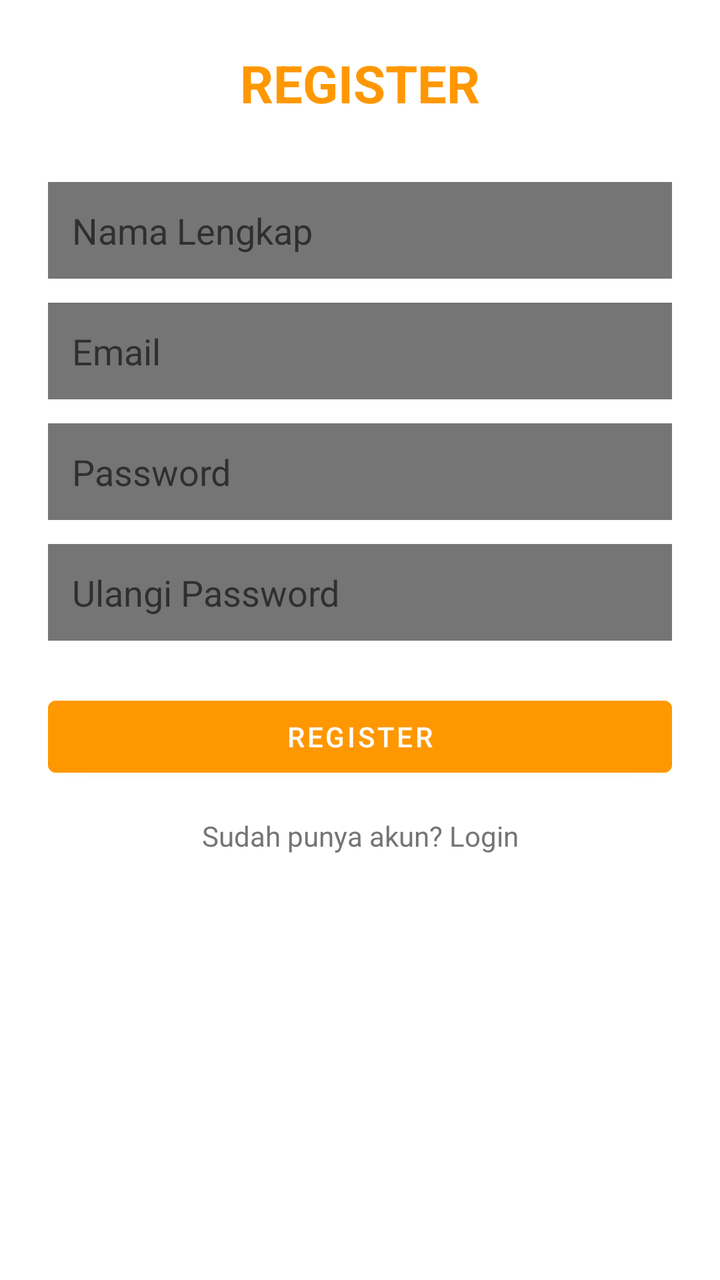
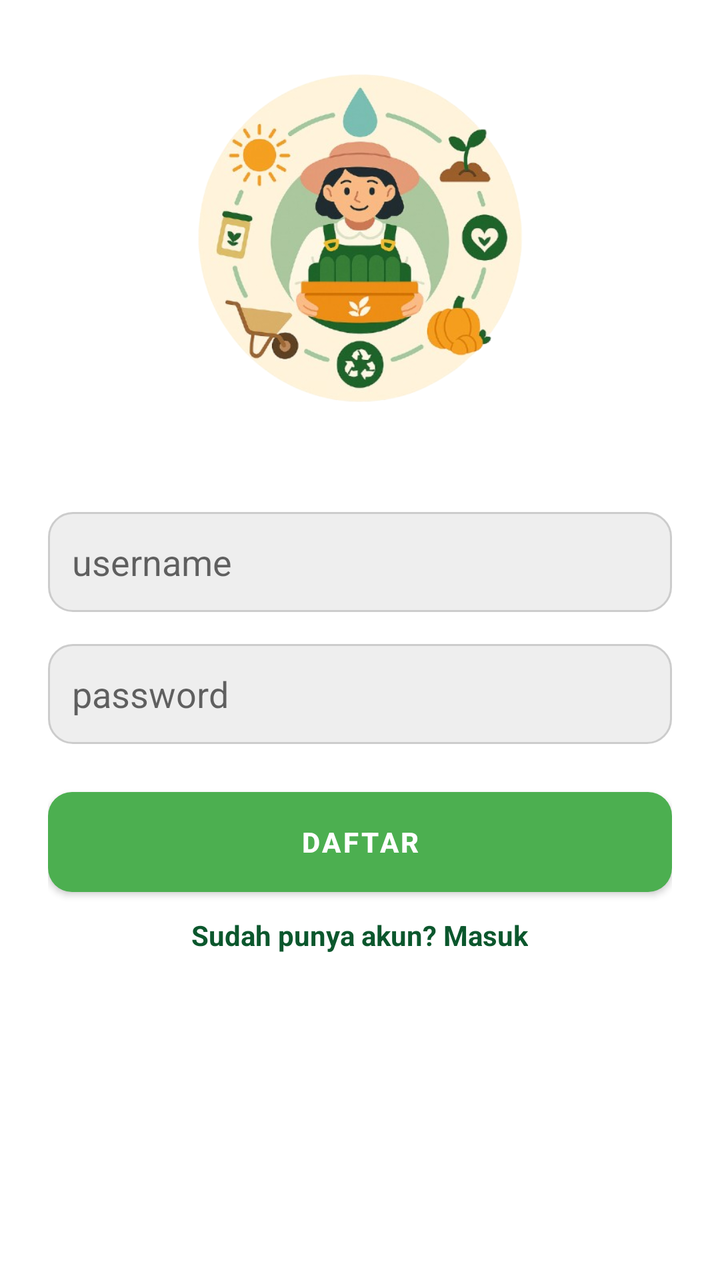

Compare the two renders of this Android layout. The source of the first and the diff that turns it into the second are given below.
<!-- AndroidManifest.xml: application theme Theme.PAMETA -->
<!-- res/layout/activity_register.xml -->
<?xml version="1.0" encoding="utf-8"?>
<ScrollView
    xmlns:android="http://schemas.android.com/apk/res/android"
    android:padding="24dp"
    android:background="@color/white"
    android:layout_width="match_parent"
    android:layout_height="match_parent">

    <LinearLayout
        android:orientation="vertical"
        android:gravity="center_horizontal"
        android:layout_width="match_parent"
        android:layout_height="wrap_content">

        
        <TextView
            android:text="REGISTER"
            android:textSize="26sp"
            android:textStyle="bold"
            android:textColor="@color/accent"
            android:layout_marginBottom="32dp"
            android:layout_width="wrap_content"
            android:layout_height="wrap_content"/>

        
        <EditText
            android:id="@+id/etName"
            android:hint="@string/full_name_hint"
            android:padding="12dp"
            android:background="@color/text_secondary"
            android:layout_width="match_parent"
            android:layout_height="wrap_content"/>

        
        <EditText
            android:id="@+id/etEmailReg"
            android:hint="@string/email_hint"
            android:padding="12dp"
            android:background="@color/text_secondary"
            android:layout_marginTop="12dp"
            android:layout_width="match_parent"
            android:layout_height="wrap_content"/>

        
        <EditText
            android:id="@+id/etPassReg"
            android:hint="@string/password_hint"
            android:inputType="textPassword"
            android:padding="12dp"
            android:background="@color/text_secondary"
            android:layout_marginTop="12dp"
            android:layout_width="match_parent"
            android:layout_height="wrap_content"/>

        
        <EditText
            android:id="@+id/etPassRepeat"
            android:hint="@string/repeat_password_hint"
            android:inputType="textPassword"
            android:padding="12dp"
            android:background="@color/text_secondary"
            android:layout_marginTop="12dp"
            android:layout_width="match_parent"
            android:layout_height="wrap_content"/>

        
        <Button
            android:id="@+id/btnRegister"
            android:text="@string/register"
            android:backgroundTint="@color/accent"
            android:textColor="@color/white"
            android:layout_marginTop="24dp"
            android:layout_width="match_parent"
            android:layout_height="48dp"/>

        
        <TextView
            android:id="@+id/tvToLogin"
            android:text="@string/have_account"
            android:textColor="@color/text_secondary"
            android:gravity="center"
            android:layout_marginTop="16dp"
            android:layout_width="match_parent"
            android:layout_height="wrap_content"/>

    </LinearLayout>
</ScrollView>
<!-- resources referenced by this layout -->
<resources>
  <color name="accent">#FF9800</color>
  <color name="text_secondary">#757575</color>
  <color name="white">#FFFFFF</color>
  <string name="email_hint">Email</string>
  <string name="full_name_hint">Nama Lengkap</string>
  <string name="have_account">Sudah punya akun? Login</string>
  <string name="password_hint">Password</string>
  <string name="register">Register</string>
  <string name="repeat_password_hint">Ulangi Password</string>
  <style name="Theme.PAMETA" parent="Theme.MaterialComponents.Light.NoActionBar">
          
          <item name="colorPrimary">@color/primary</item>
          <item name="colorPrimaryVariant">@color/primary</item>
          <item name="colorOnPrimary">@android:color/white</item>
          <item name="android:windowBackground">@color/white</item>
      </style>
  <color name="primary">#4CAF50</color>
</resources>

<!-- the commit's change to res/layout/activity_register.xml (unified diff, before → after) -->
@@ -1,87 +1,56 @@
 <?xml version="1.0" encoding="utf-8"?>
-<ScrollView
-    xmlns:android="http://schemas.android.com/apk/res/android"
+<LinearLayout xmlns:android="http://schemas.android.com/apk/res/android"
+    android:layout_width="match_parent"
+    android:layout_height="match_parent"
+    android:orientation="vertical"
+    android:gravity="center_horizontal"
     android:padding="24dp"
-    android:background="@color/white"
-    android:layout_width="match_parent"
-    android:layout_height="match_parent">
+    android:background="#FFFFFF">
 
-    <LinearLayout
-        android:orientation="vertical"
-        android:gravity="center_horizontal"
+    <ImageView
+        android:id="@+id/registerImage"
+        android:layout_width="200dp"
+        android:layout_height="200dp"
+        android:src="@drawable/login_image"
+        android:layout_marginBottom="32dp"
+        android:contentDescription="Register Image" />
+
+    <EditText
+        android:id="@+id/usernameEditText"
         android:layout_width="match_parent"
-        android:layout_height="wrap_content">
+        android:layout_height="50dp"
+        android:hint="username"
+        android:background="@drawable/edit_text_bg"
+        android:padding="12dp"
+        android:layout_marginBottom="16dp"/>
 
-        
-        <TextView
-            android:text="REGISTER"
-            android:textSize="26sp"
-            android:textStyle="bold"
-            android:textColor="@color/accent"
-            android:layout_marginBottom="32dp"
-            android:layout_width="wrap_content"
-            android:layout_height="wrap_content"/>
+    <EditText
+        android:id="@+id/passwordEditText"
+        android:layout_width="match_parent"
+        android:layout_height="50dp"
+        android:hint="password"
+        android:background="@drawable/edit_text_bg"
+        android:padding="12dp"
+        android:inputType="textPassword"
+        android:layout_marginBottom="24dp"/>
 
-        
-        <EditText
-            android:id="@+id/etName"
-            android:hint="@string/full_name_hint"
-            android:padding="12dp"
-            android:background="@color/text_secondary"
-            android:layout_width="match_parent"
-            android:layout_height="wrap_content"/>
+    <Button
+        android:id="@+id/registerButton"
+        android:layout_width="match_parent"
+        android:layout_height="50dp"
+        android:text="Daftar"
+        android:textStyle="bold"
+        android:textColor="#FFFFFF"
+        android:background="@drawable/green_button_bg"
+        android:layout_marginBottom="12dp" />
 
-        
-        <EditText
-            android:id="@+id/etEmailReg"
-            android:hint="@string/email_hint"
-            android:padding="12dp"
-            android:background="@color/text_secondary"
-            android:layout_marginTop="12dp"
-            android:layout_width="match_parent"
-            android:layout_height="wrap_content"/>
-
-        
-        <EditText
-            android:id="@+id/etPassReg"
-            android:hint="@string/password_hint"
-            android:inputType="textPassword"
-            android:padding="12dp"
-            android:background="@color/text_secondary"
-            android:layout_marginTop="12dp"
-            android:layout_width="match_parent"
-            android:layout_height="wrap_content"/>
-
-        
-        <EditText
-            android:id="@+id/etPassRepeat"
-            android:hint="@string/repeat_password_hint"
-            android:inputType="textPassword"
-            android:padding="12dp"
-            android:background="@color/text_secondary"
-            android:layout_marginTop="12dp"
-            android:layout_width="match_parent"
-            android:layout_height="wrap_content"/>
-
-        
-        <Button
-            android:id="@+id/btnRegister"
-            android:text="@string/register"
-            android:backgroundTint="@color/accent"
-            android:textColor="@color/white"
-            android:layout_marginTop="24dp"
-            android:layout_width="match_parent"
-            android:layout_height="48dp"/>
-
-        
-        <TextView
-            android:id="@+id/tvToLogin"
-            android:text="@string/have_account"
-            android:textColor="@color/text_secondary"
-            android:gravity="center"
-            android:layout_marginTop="16dp"
-            android:layout_width="match_parent"
-            android:layout_height="wrap_content"/>
-
-    </LinearLayout>
-</ScrollView>
+    <TextView
+        android:id="@+id/loginLink"
+        android:layout_width="wrap_content"
+        android:layout_height="wrap_content"
+        android:text="Sudah punya akun? Masuk"
+        android:textColor="#0B572D"
+        android:textStyle="bold"
+        android:textSize="14sp"
+        android:layout_gravity="center_horizontal"/>
+</LinearLayout>
<!-- resource entries referenced after the edit -->
@@ -1,14 +1,18 @@
 <!-- resources referenced by this layout -->
 <resources>
-  <color name="accent">#FF9800</color>
-  <color name="text_secondary">#757575</color>
+  <!-- drawable edit_text_bg (drawable) -->
+  <shape xmlns:android="http://schemas.android.com/apk/res/android">
+      <solid android:color="#EEEEEE"/>
+      <corners android:radius="12dp"/>
+      <stroke android:width="1dp" android:color="#CCCCCC"/>
+  </shape>
+  <!-- drawable green_button_bg (drawable) -->
+  <shape xmlns:android="http://schemas.android.com/apk/res/android">
+      <solid android:color="#0B572D"/>
+      <corners android:radius="12dp"/>
+  </shape>
+  <!-- drawable login_image: png bitmap (drawable, 208264 bytes) -->
   <color name="white">#FFFFFF</color>
-  <string name="email_hint">Email</string>
-  <string name="full_name_hint">Nama Lengkap</string>
-  <string name="have_account">Sudah punya akun? Login</string>
-  <string name="password_hint">Password</string>
-  <string name="register">Register</string>
-  <string name="repeat_password_hint">Ulangi Password</string>
   <style name="Theme.PAMETA" parent="Theme.MaterialComponents.Light.NoActionBar">
           
           <item name="colorPrimary">@color/primary</item>
